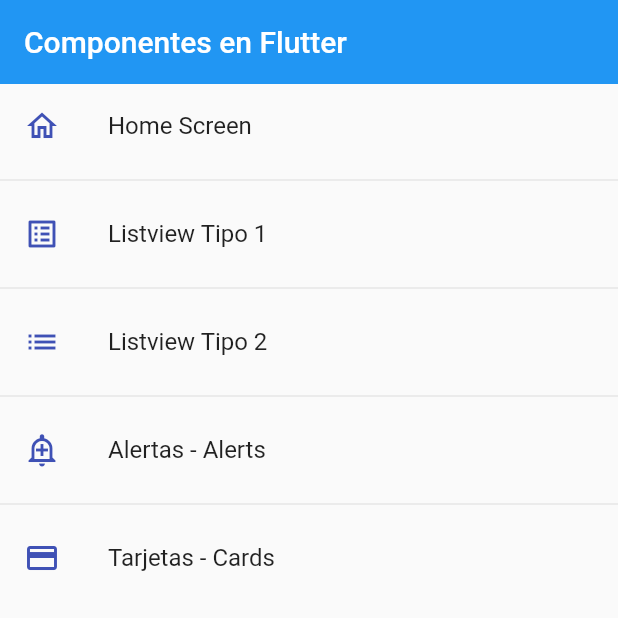
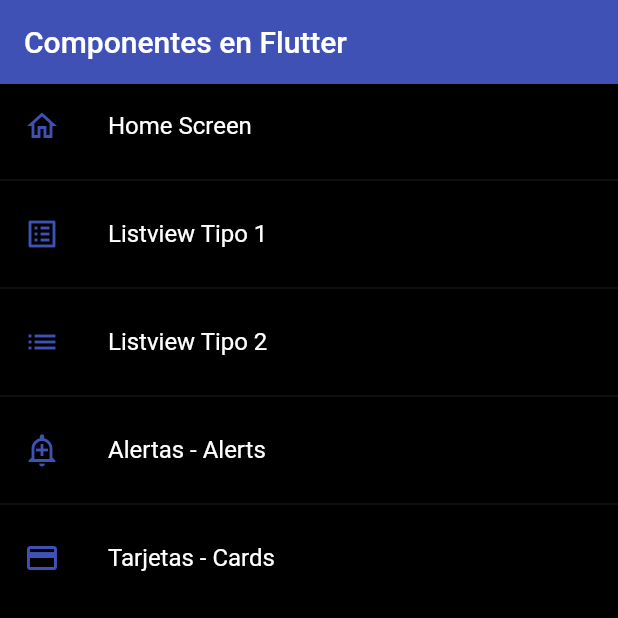
Before and after one commit to lgramirez/flutter-counter-app, a Flutter app: the screen it shows after launch, on a phone screen of 412 x 824 dp, the top half of it. Run offline on Flutter 3.47's test engine with Material 2 defaults, Android fonts, the phone set to English and light mode, and no system bars.

Commit message:
Global theme

```diff
--- a/lib/main.dart
+++ b/lib/main.dart
@@ -1,5 +1,6 @@
+import 'package:flutter/material.dart';
 import 'package:fl_components/router/app_routes.dart';
-import 'package:flutter/material.dart';
+import 'package:fl_components/theme/app_theme.dart';
 
 void main() => runApp(const MyApp());
 
@@ -17,6 +18,7 @@ class MyApp extends StatelessWidget {
       // este metodo es para cuando no existe la ruta
       // entramos aqui para trabajar con rutas creadas de manera dinamica
       onGenerateRoute: AppRoutes.onGenerateRoute,
+      theme: AppTheme.darkTheme,
     );
   }
 }
--- a/lib/screens/home_screen.dart
+++ b/lib/screens/home_screen.dart
@@ -1,3 +1,4 @@
+import 'package:fl_components/theme/app_theme.dart';
 import 'package:flutter/material.dart';
 import 'package:fl_components/router/app_routes.dart';
 // import 'package:fl_components/screens/screen.dart';
@@ -12,7 +13,6 @@ class HomeScreen extends StatelessWidget {
     return Scaffold(
         appBar: AppBar(
           title: const Text("Componentes en Flutter"),
-          elevation: 0,
         ),
         body: ListView.separated(
             itemCount: menuOptions.length,
@@ -35,7 +35,7 @@ class HomeScreen extends StatelessWidget {
               return ListTile(
                 leading: Icon(
                   menuOptions[index].icon,
-                  color: Colors.indigo,
+                  color: AppTheme.primary,
                 ),
                 title: Text(menuOptions[index].name),
                 onTap: () {
--- a/lib/screens/listview2_screen.dart
+++ b/lib/screens/listview2_screen.dart
@@ -15,8 +15,6 @@ class ListView2Screen extends StatelessWidget {
     return Scaffold(
         appBar: AppBar(
           title: const Text("Listview Tipo 2"),
-          elevation: 0,
-          backgroundColor: Colors.indigo,
         ),
         // los constructures builder y separated son los mas usados
         // para cargar una lazy list y la unica diferencia es el
--- /dev/null
+++ b/lib/theme/app_theme.dart
@@ -0,0 +1,22 @@
+import 'package:flutter/material.dart';
+
+class AppTheme {
+  static const Color primary = Colors.indigo;
+
+  static final ThemeData lightTheme = ThemeData.light().copyWith(
+      // color primario
+      primaryColor: primary,
+      // Appbar Theme
+      // copyWith nos permite tener una copia de todo el tema
+      // light y unicamente sobreescribir las propiedades que queremos
+      appBarTheme: const AppBarTheme(color: primary, elevation: 0));
+
+  static final ThemeData darkTheme = ThemeData.dark().copyWith(
+      // color primario
+      primaryColor: primary,
+      // Appbar Theme
+      // copyWith nos permite tener una copia de todo el tema
+      // light y unicamente sobreescribir las propiedades que queremos
+      appBarTheme: const AppBarTheme(color: primary, elevation: 0),
+      scaffoldBackgroundColor: Colors.black);
+}
```
